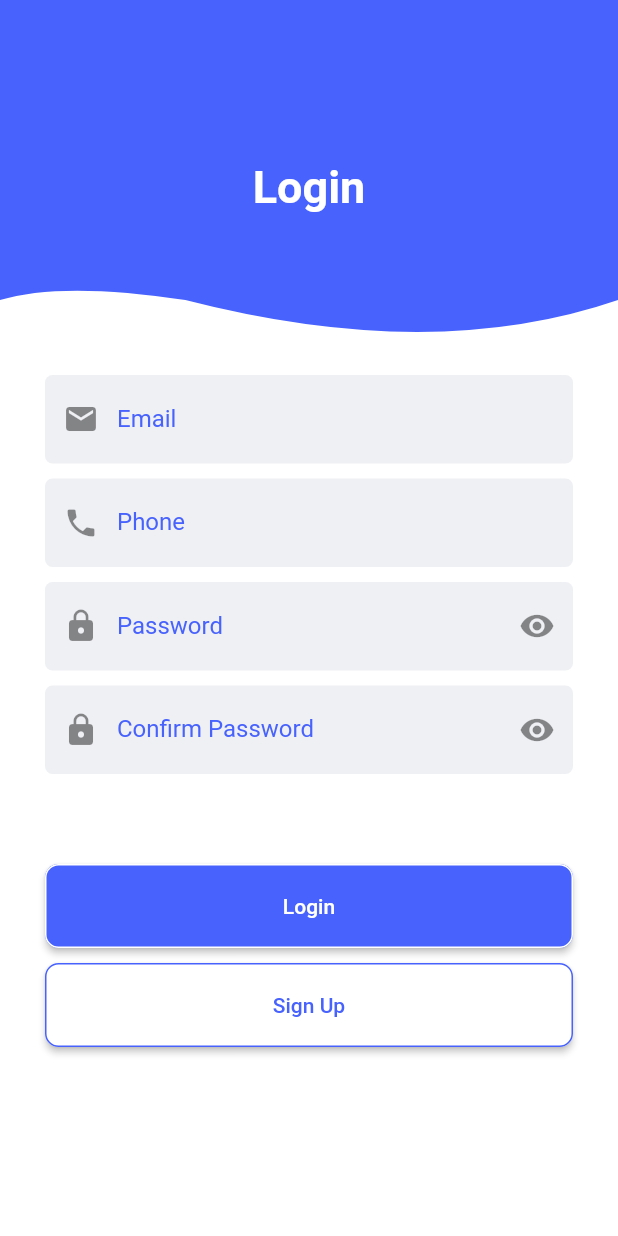
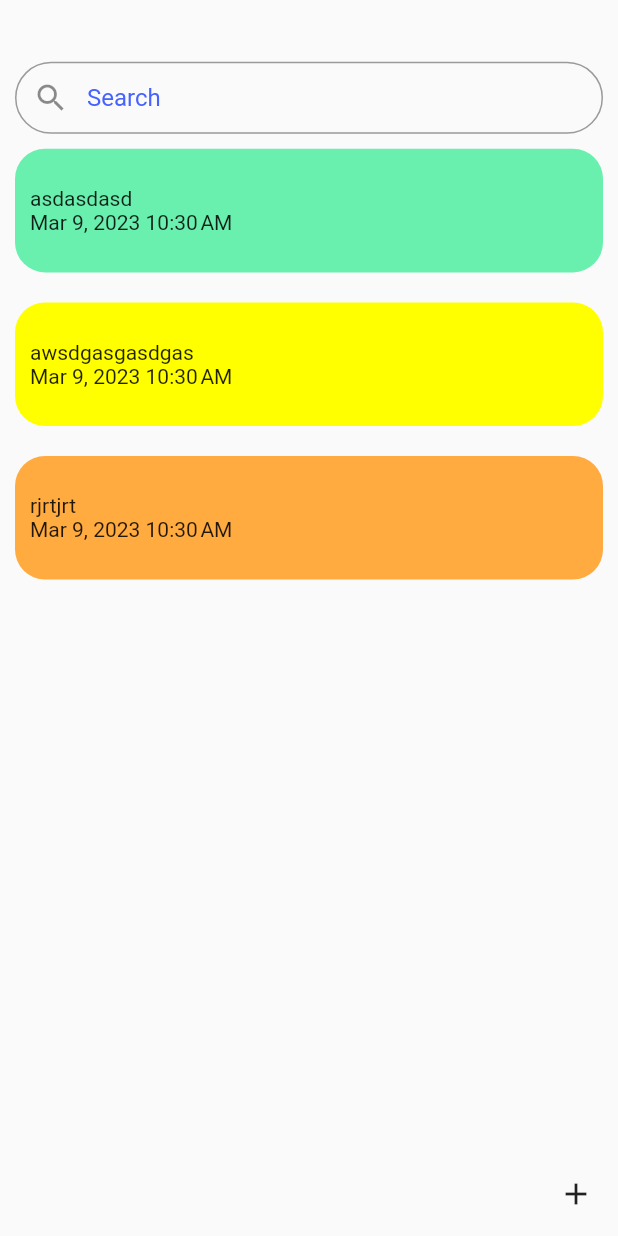
Before and after one commit to Hegazy02/tasks, a Flutter app: the screen it shows after launch, on a phone screen of 412 x 824 dp. Run offline on Flutter 3.47's test engine with Material 2 defaults, Android fonts, the phone set to English and light mode, and no system bars; our stand-ins replace animated_splash_screen, flutter_staggered_animations.

Commit message:
add new task

```diff
--- a/lib/main.dart
+++ b/lib/main.dart
@@ -1,6 +1,8 @@
+import 'package:animated_splash_screen/animated_splash_screen.dart';
 import 'package:flutter/material.dart';
-import 'package:tasks/home.dart';
-import 'package:tasks/singup.dart';
+import 'package:tasks/new/home2.dart';
+import 'package:tasks/old/home.dart';
+import 'package:tasks/old/singup.dart';
 
 void main(List<String> args) {
   runApp(MyApp());
@@ -18,7 +20,12 @@ class MyApp extends StatelessWidget {
         hintColor: Color(0xFF4762FD),
         primarySwatch: asd,
       ),
-      home: singup(),
+      home: AnimatedSplashScreen(
+          duration: 3000,
+          splash: "assets/images/opening.png",
+          nextScreen: home2(),
+          splashTransition: SplashTransition.fadeTransition,
+          backgroundColor: Colors.white),
       routes: {
         "signUp": (context) => singup(),
         "home": (context) => homePage(),
--- /dev/null
+++ b/lib/new/home2.dart
@@ -0,0 +1,89 @@
+import 'package:flutter/material.dart';
+import 'package:intl/intl.dart';
+
+DateTime? date = DateTime.now();
+
+class home2 extends StatelessWidget {
+  home2({super.key});
+
+  List notesList = [
+    {
+      "title": "asdasdasd",
+      "subTitle":
+          "${DateFormat.yMMMd().format(date!)} ${DateFormat.jm().format(date!)}",
+      "color": Colors.greenAccent
+    },
+    {
+      "title": "awsdgasgasdgas",
+      "subTitle":
+          "${DateFormat.yMMMd().format(date!)} ${DateFormat.jm().format(date!)}",
+      "color": Colors.yellowAccent
+    },
+    {
+      "title": "rjrtjrt",
+      "subTitle":
+          "${DateFormat.yMMMd().format(date!)} ${DateFormat.jm().format(date!)}",
+      "color": Colors.orangeAccent
+    },
+  ];
+
+  @override
+  Widget build(BuildContext context) {
+    final height = MediaQuery.of(context).size.height;
+    final width = MediaQuery.of(context).size.width;
+    return Scaffold(
+      floatingActionButton: Icon(Icons.add),
+      body: Column(
+        children: [
+          SizedBox(
+            height: height * 0.05,
+          ),
+          CustomSearch(),
+          Expanded(
+            child: ListView.builder(
+              itemCount: notesList.length,
+              itemBuilder: (context, index) {
+                return Container(
+                  margin: EdgeInsets.all(10),
+                  padding: EdgeInsets.only(left: 10),
+                  height: height * 0.1,
+                  width: width * 8,
+                  decoration: BoxDecoration(
+                      color: notesList[index]["color"],
+                      borderRadius: BorderRadius.circular(20)),
+                  child: Column(
+                    mainAxisAlignment: MainAxisAlignment.center,
+                    crossAxisAlignment: CrossAxisAlignment.start,
+                    children: [
+                      Text(notesList[index]["title"]),
+                      Text(notesList[index]["subTitle"])
+                    ],
+                  ),
+                );
+              },
+            ),
+          )
+        ],
+      ),
+    );
+  }
+}
+
+class CustomSearch extends StatelessWidget {
+  const CustomSearch({super.key});
+
+  @override
+  Widget build(BuildContext context) {
+    return Padding(
+      padding: EdgeInsets.symmetric(horizontal: 10),
+      child: TextFormField(
+        decoration: InputDecoration(
+            prefixIcon: Icon(Icons.search),
+            contentPadding: EdgeInsets.only(left: 10),
+            hintText: "Search",
+            border:
+                OutlineInputBorder(borderRadius: BorderRadius.circular(30))),
+      ),
+    );
+  }
+}
--- a/lib/singup.dart
+++ b/lib/old/singup.dart
@@ -9,6 +9,15 @@ class singup extends StatefulWidget {
 class _singupState extends State<singup> {
   bool isSec = false;
   bool isSec2 = false;
+  String? eval;
+  String eVali = r"^[a-zA-Z0-9.]+@[a-zA-Z0-9]+\.[a-zA-Z]+";
+  GlobalKey<FormState> fKey = GlobalKey();
+  ValidateEmail() {
+    if (fKey.currentState!.validate()) {
+      Navigator.of(context).pushReplacementNamed("home");
+    } else {}
+  }
+
   @override
   Widget build(BuildContext context) {
     var height = MediaQuery.of(context).size.height;
@@ -18,6 +27,7 @@ class _singupState extends State<singup> {
         child: Scaffold(
           backgroundColor: Colors.white,
           body: Form(
+            key: fKey,
             child: ListView(
               shrinkWrap: true,
               children: [
@@ -48,6 +58,13 @@ class _singupState extends State<singup> {
                         label: "Email",
                         icon: Icon(Icons.email),
                         inputtype: TextInputType.emailAddress,
+                        validator: (p0) {
+                          if (RegExp(eVali).hasMatch(p0!)) {
+                            return null;
+                          } else {
+                            return "Invalid email";
+                          }
+                        },
                       ),
                       customtextfield1(
                         label: "Phone",
@@ -96,8 +113,7 @@ class _singupState extends State<singup> {
                         circular: 9,
                         borderColor: Color(0xFF4762FD),
                         txtColor: Color(0xFF4762FD),
-                        onPressed: () =>
-                            Navigator.of(context).pushReplacementNamed("home"),
+                        onPressed: () => ValidateEmail(),
                       ),
                     ],
                   ),
@@ -155,7 +171,9 @@ class customtextfield1 extends StatelessWidget {
   String? label;
   Icon? icon;
   TextInputType? inputtype;
-  customtextfield1({this.label, this.icon, this.inputtype});
+
+  String? Function(String?)? validator;
+  customtextfield1({this.label, this.icon, this.inputtype, this.validator});
 
   @override
   Widget build(BuildContext context) {
@@ -163,6 +181,7 @@ class customtextfield1 extends StatelessWidget {
       padding: EdgeInsets.only(bottom: 10),
       child: TextFormField(
         keyboardType: inputtype,
+        validator: validator,
         style: TextStyle(color: Color(0xFF4762FD)),
         decoration: InputDecoration(
           labelText: label,
```
Also changed, not shown: pubspec.yaml (+5 -3 lines), assets/images/opening.png (added), lib/old/home.dart (renamed from lib/home.dart), pubspec.lock.
